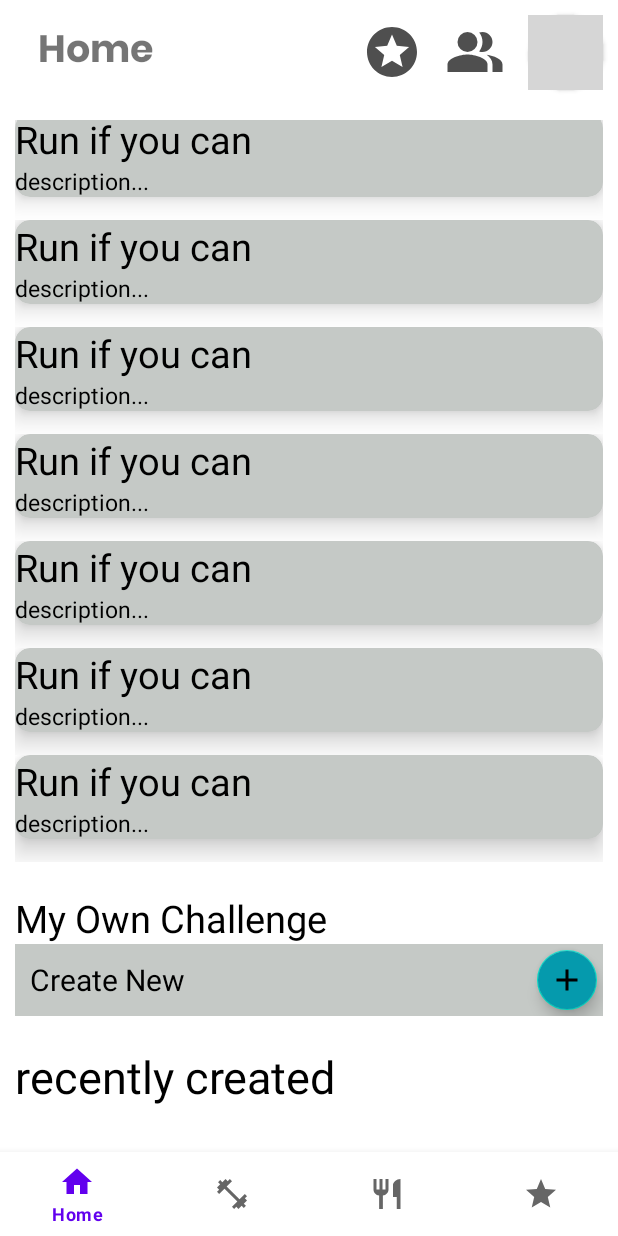
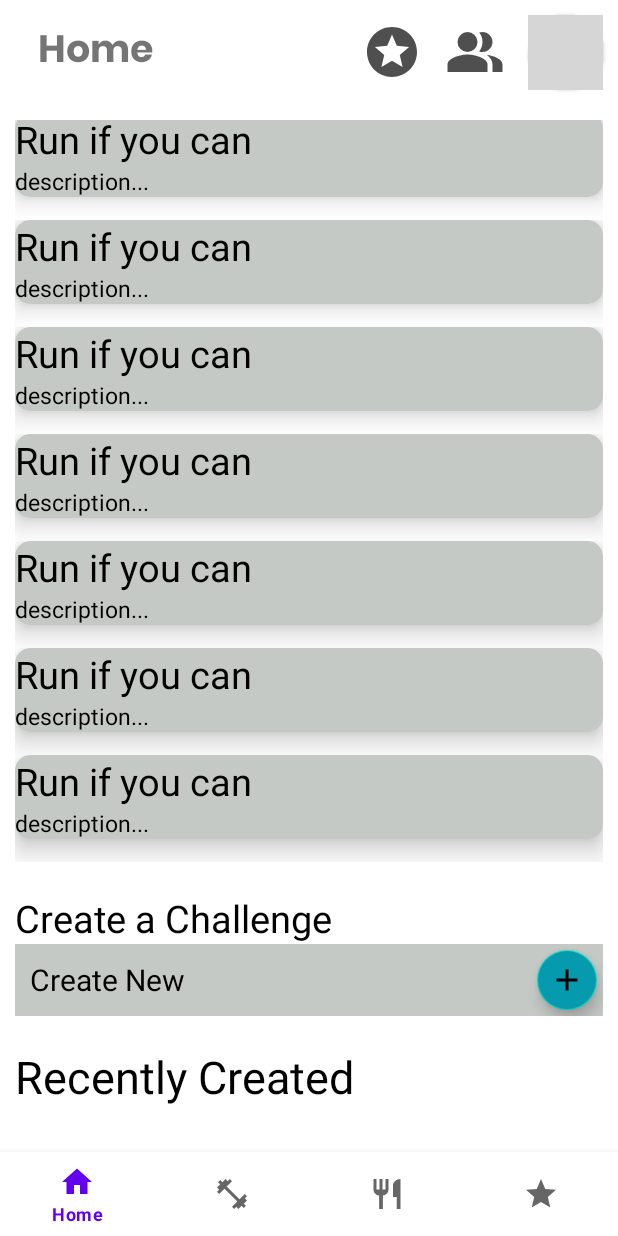
Before and after one commit to aramkeshishyan/GoFit, an Android app: the fragment FourthFragment placed in its activity, scrolled down 404 dp, on a phone screen of 412 x 824 dp. Run offline under Robolectric (Android 15) with nearby library versions, the phone set to English and light mode, and no system bars; our stand-ins replace Picasso; pictures from the network do not load; 3 statements that could not run were skipped; grey boxes are pictures that could not be loaded.

Commit message:
minor code refactoring

```diff
--- a/app/src/main/java/com/example/gofit/First_Fragment.java
+++ b/app/src/main/java/com/example/gofit/First_Fragment.java
@@ -56,10 +56,6 @@ public class First_Fragment extends Fragment implements ExerciseRecViewAdapter.O
         sp = getContext().getSharedPreferences("UserPreferences", Context.MODE_PRIVATE);
         userGoal = sp.getString("goal","");
         userBodyType = sp.getString("bodyType", "");
-
-        Toast.makeText(getContext(),
-                String.format("%s   %s", userGoal, userBodyType)
-                , Toast.LENGTH_LONG).show();
 
         //Decide what Exercises to recommend
         if(Objects.equals(userGoal, "Gain Weight")) {
--- a/app/src/main/java/com/example/gofit/FourthFragment.java
+++ b/app/src/main/java/com/example/gofit/FourthFragment.java
@@ -53,15 +53,12 @@ public class FourthFragment extends Fragment {
     private ArrayList<String> custum_work_outs;
     private ArrayList<String> customs_description;
 
-
     ArrayList<Friend> friendsList = new ArrayList<>();
 
-
-    private boolean isComplete = false;         // this is to check if weather or not the boolean is comepelete or not  ///
+    private boolean isComplete = false;         // this is to check if weather or not the boolean is complete or not  ///
 
 
     private RecyclerView continer1;
-    private RecyclerView container2;
     private FloatingActionButton add;
     private custum_base_adapter adapter;
     private second_custom_adapter adapter2;
@@ -172,12 +169,9 @@ public class FourthFragment extends Fragment {
 
                         isComplete = true;
 
-
                         dialog.dismiss();
 
-
                     }
-
 
                 });
 
--- a/app/src/main/java/com/example/gofit/ThirdFragment.java
+++ b/app/src/main/java/com/example/gofit/ThirdFragment.java
@@ -137,9 +137,6 @@ public class ThirdFragment extends Fragment implements NutritionRecViewAdapter.O
                             "Get Meals was Successful",
                             Toast.LENGTH_SHORT).show();
 
-                    Toast.makeText(getContext(),
-                            String.format("%s", responseMeals.getData().get(0).getItem_fats()),
-                            Toast.LENGTH_SHORT).show();
                 }
                 else{
                     Toast.makeText(getContext(),
--- a/app/src/main/res/layout/fragment_fourth.xml
+++ b/app/src/main/res/layout/fragment_fourth.xml
@@ -93,7 +93,7 @@
         <TextView
             android:layout_width="match_parent"
             android:layout_height="wrap_content"
-            android:text="My Own Challenge"
+            android:text="Create a Challenge"
             android:id="@+id/my_own_challenge_text"
             android:layout_below="@+id/visible_container"
             android:textSize="25sp"
@@ -145,7 +145,7 @@
             android:id="@+id/recently_title"
             android:textSize="30sp"
             android:layout_below="@+id/container"
-            android:text="recently created"
+            android:text="Recently Created"
             android:layout_marginTop="20dp"
             android:textColor="@color/black">
 
```
Also changed, not shown: app/src/main/java/com/example/gofit/challenge.java (+0 -14 lines), app/src/main/java/com/example/gofit/recyclerViews/second_custom_adapter.java (+0 -8 lines).
